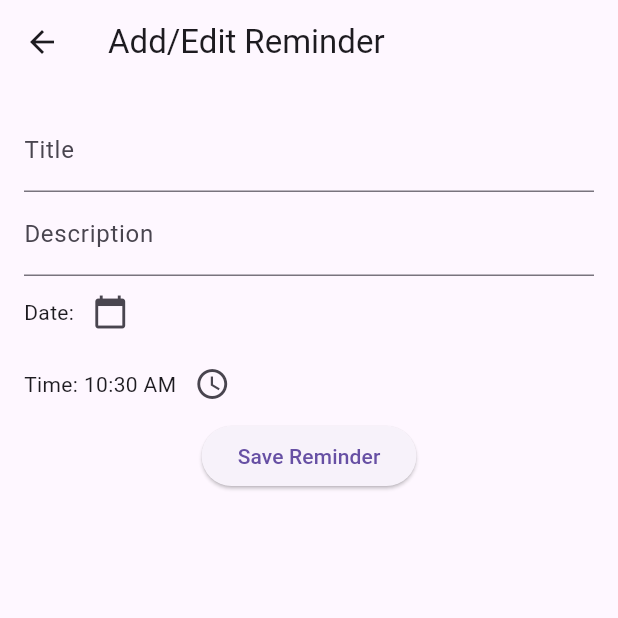
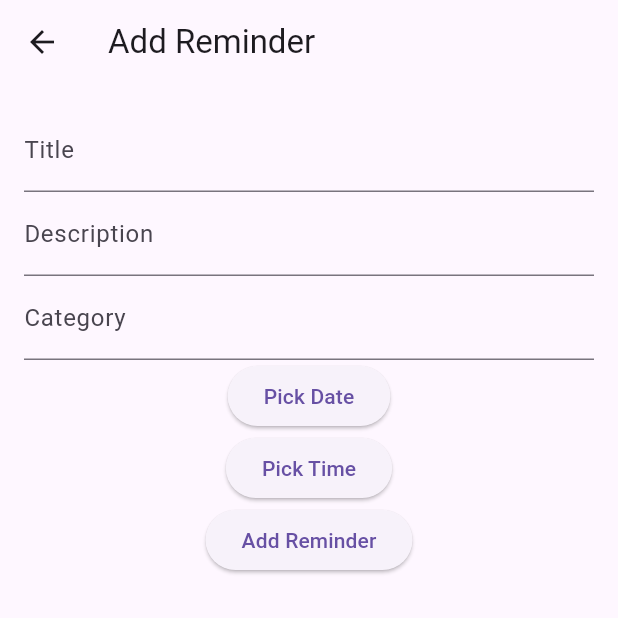
Before and after one commit to F-Reza/Next_Reminder_FLutter, a Flutter app: the AddEditReminderScreen screen opened directly, on a phone screen of 412 x 824 dp, the top half of it. Run offline on Flutter 3.47's test engine with Material 3 defaults, Android fonts, the phone set to English and light mode, and no system bars; our stand-ins replace flutter_local_notifications, sqflite; accounts and stored records are empty.

```diff
--- a/lib/models/category_model.dart
+++ b/lib/models/category_model.dart
@@ -5,10 +5,16 @@ class Category {
   Category({this.id, required this.name});
 
   Map<String, dynamic> toMap() {
-    return {'id': id, 'name': name};
+    return {
+      'id': id,
+      'name': name,
+    };
   }
 
-  Category.fromMap(Map<String, dynamic> map)
-      : id = map['id'],
-        name = map['name'];
+  factory Category.fromMap(Map<String, dynamic> map) {
+    return Category(
+      id: map['id'],
+      name: map['name'],
+    );
+  }
 }
--- a/lib/models/reminder _model.dart
+++ b/lib/models/reminder _model.dart
@@ -17,7 +17,6 @@ class Reminder {
     required this.time,
   });
 
-  // Remove time formatting from the toMap method
   Map<String, dynamic> toMap() {
     return {
       'id': id,
@@ -25,15 +24,18 @@ class Reminder {
       'description': description,
       'category': category,
       'date': date.toIso8601String(),
-      'time': time.toString(),  // Save time as string or number, without formatting
+      'time': time.format,
     };
   }
 
-  Reminder.fromMap(Map<String, dynamic> map)
-      : id = map['id'],
-        title = map['title'],
-        description = map['description'],
-        category = map['category'],
-        date = DateTime.parse(map['date']),
-        time = TimeOfDay.fromDateTime(DateTime.parse(map['time']));
+  factory Reminder.fromMap(Map<String, dynamic> map) {
+    return Reminder(
+      id: map['id'],
+      title: map['title'],
+      description: map['description'],
+      category: map['category'],
+      date: DateTime.parse(map['date']),
+      time: TimeOfDay.fromDateTime(DateTime.parse(map['time'])),
+    );
+  }
 }
--- a/lib/view/add_edit_reminder_screen.dart
+++ b/lib/view/add_edit_reminder_screen.dart
@@ -1,108 +1,94 @@
 import 'package:flutter/material.dart';
 import 'package:provider/provider.dart';
 import '../models/reminder _model.dart';
-import '../services/reminder_service.dart';
-
+import '../providers/reminder_provider.dart';
 
 class AddEditReminderScreen extends StatefulWidget {
+  final Reminder? reminder;
+  AddEditReminderScreen({this.reminder});
+
   @override
   _AddEditReminderScreenState createState() => _AddEditReminderScreenState();
 }
 
 class _AddEditReminderScreenState extends State<AddEditReminderScreen> {
-  final _formKey = GlobalKey<FormState>();
-  final _titleController = TextEditingController();
-  final _descriptionController = TextEditingController();
-  DateTime _selectedDate = DateTime.now();
-  TimeOfDay _selectedTime = TimeOfDay.now();
+  late TextEditingController _titleController;
+  late TextEditingController _descriptionController;
+  late TextEditingController _categoryController;
+  late DateTime _selectedDate;
+  late TimeOfDay _selectedTime;
+
+  @override
+  void initState() {
+    super.initState();
+    _titleController = TextEditingController(text: widget.reminder?.title ?? '');
+    _descriptionController = TextEditingController(text: widget.reminder?.description ?? '');
+    _categoryController = TextEditingController(text: widget.reminder?.category ?? '');
+    _selectedDate = widget.reminder?.date ?? DateTime.now();
+    _selectedTime = widget.reminder?.time ?? TimeOfDay.now();
+  }
 
   @override
   Widget build(BuildContext context) {
     return Scaffold(
-      appBar: AppBar(title: Text('Add/Edit Reminder')),
+      appBar: AppBar(title: Text(widget.reminder == null ? "Add Reminder" : "Edit Reminder")),
       body: Padding(
-        padding: const EdgeInsets.all(16.0),
-        child: Form(
-          key: _formKey,
+        padding: EdgeInsets.all(16.0),
         child: Column(
           children: [
-              TextFormField(
-                controller: _titleController,
-                decoration: InputDecoration(labelText: 'Title'),
-                validator: (value) {
-                  if (value!.isEmpty) {
-                    return 'Please enter a title';
-                  }
-                  return null;
-                },
-              ),
-              TextFormField(
-                controller: _descriptionController,
-                decoration: InputDecoration(labelText: 'Description'),
-                validator: (value) {
-                  if (value!.isEmpty) {
-                    return 'Please enter a description';
-                  }
-                  return null;
-                },
-              ),
-              Row(
-                children: [
-                  Text('Date: ${_selectedDate.toLocal()}'.split(' ')[0]),
-                  IconButton(
-                    icon: Icon(Icons.calendar_today),
+            TextField(controller: _titleController, decoration: InputDecoration(labelText: "Title")),
+            TextField(controller: _descriptionController, decoration: InputDecoration(labelText: "Description")),
+            TextField(controller: _categoryController, decoration: InputDecoration(labelText: "Category")),
+            ElevatedButton(
               onPressed: () async {
-                      final pickedDate = await showDatePicker(
+                DateTime? picked = await showDatePicker(
                   context: context,
                   initialDate: _selectedDate,
                   firstDate: DateTime(2000),
-                        lastDate: DateTime(2100),
+                  lastDate: DateTime(2101),
                 );
-                      if (pickedDate != null && pickedDate != _selectedDate)
+                if (picked != null && picked != _selectedDate) {
                   setState(() {
-                          _selectedDate = pickedDate;
+                    _selectedDate = picked;
                   });
+                }
               },
+              child: Text("Pick Date"),
             ),
-                ],
-              ),
-              Row(
-                children: [
-                  Text('Time: ${_selectedTime.format(context)}'),
-                  IconButton(
-                    icon: Icon(Icons.access_time),
+            ElevatedButton(
               onPressed: () async {
-                      final pickedTime = await showTimePicker(
+                TimeOfDay? picked = await showTimePicker(
                   context: context,
                   initialTime: _selectedTime,
                 );
-                      if (pickedTime != null && pickedTime != _selectedTime)
+                if (picked != null && picked != _selectedTime) {
                   setState(() {
-                          _selectedTime = pickedTime;
+                    _selectedTime = picked;
                   });
+                }
               },
-                  ),
-                ],
+              child: Text("Pick Time"),
             ),
             ElevatedButton(
               onPressed: () {
-                  if (_formKey.currentState!.validate()) {
-                    final reminder = Reminder(
+                final newReminder = Reminder(
                   title: _titleController.text,
                   description: _descriptionController.text,
-                      category: 'General', // Category can be added from a dropdown
+                  category: _categoryController.text,
                   date: _selectedDate,
                   time: _selectedTime,
                 );
-                    Provider.of<ReminderService>(context, listen: false)
-                        .insertReminder(reminder);
+                if (widget.reminder == null) {
+                  Provider.of<ReminderProvider>(context, listen: false).addReminder(newReminder);
+                } else {
+                  newReminder.id = widget.reminder?.id;
+                  Provider.of<ReminderProvider>(context, listen: false).updateReminder(newReminder);
+                }
                 Navigator.pop(context);
-                  }
               },
-                child: Text('Save Reminder'),
+              child: Text(widget.reminder == null ? "Add Reminder" : "Update Reminder"),
             ),
           ],
-          ),
         ),
       ),
     );
```
Also changed, not shown: lib/database/database_helper.dart (+31 -58 lines), lib/main.dart (+5 -31 lines), lib/providers/reminder_provider.dart (+31 -0 lines), lib/utils/notification_service.dart (+21 -41 lines), lib/view/category_screen.dart (deleted, +0 -77 lines), lib/view/home_screen.dart (deleted, +0 -62 lines), lib/view/reminder_screen.dart (+35 -0 lines). Lines whose indentation alone changed are shown as unchanged.
